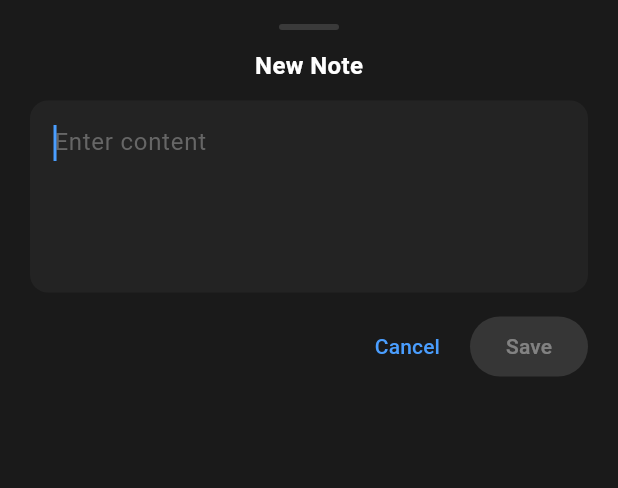
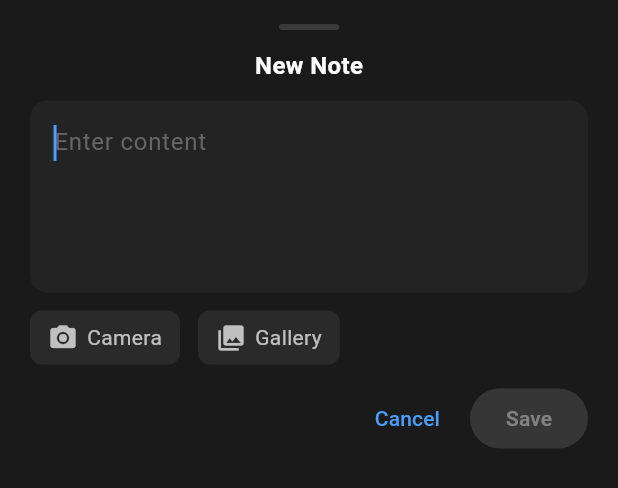
Before and after one commit to intelli-bruce/drop, a Flutter app: the NoteComposerSheet widget shown alone on an empty page, opened directly, on a phone screen of 412 x 824 dp. Shown: the top 488 px of the screen. Run offline on Flutter 3.47's test engine with Material 3 defaults, Android fonts, the phone set to English and light mode, and no system bars; our stand-ins replace app_links, audioplayers, cached_network_image, dio, flutter_riverpod, flutter_slidable and 7 more; missing offline and left inert: receive_sharing_intent, record; accounts and stored records are empty; generated files the repository leaves out were written again; network calls fail.

Commit message:
feat(mobile): add camera and gallery image picker
- Add camera capture button to note composer
- Add gallery multi-image picker button
- Add iOS permissions for camera and photo library
- Add image_picker dependency

```diff
--- a/apps/mobile/lib/presentation/widgets/note_composer_sheet.dart
+++ b/apps/mobile/lib/presentation/widgets/note_composer_sheet.dart
@@ -2,6 +2,7 @@ import 'dart:io';
 
 import 'package:flutter/material.dart';
 import 'package:flutter_riverpod/flutter_riverpod.dart';
+import 'package:image_picker/image_picker.dart';
 import 'package:receive_sharing_intent/receive_sharing_intent.dart';
 import 'package:drop_mobile/data/models/models.dart';
 import 'package:drop_mobile/data/repositories/attachments_repository.dart';
@@ -27,6 +28,7 @@ class NoteComposerSheet extends ConsumerStatefulWidget {
 
 class _NoteComposerSheetState extends ConsumerState<NoteComposerSheet> {
   late final TextEditingController _controller;
+  final ImagePicker _imagePicker = ImagePicker();
   bool _isSaving = false;
   List<SharedMediaFile> _pendingMedia = [];
 
@@ -62,6 +64,51 @@ class _NoteComposerSheetState extends ConsumerState<NoteComposerSheet> {
     });
   }
 
+  Future<void> _pickFromCamera() async {
+    try {
+      final XFile? image = await _imagePicker.pickImage(
+        source: ImageSource.camera,
+        imageQuality: 85,
+      );
+      if (image != null) {
+        setState(() {
+          _pendingMedia.add(
+            SharedMediaFile(path: image.path, type: SharedMediaType.image),
+          );
+        });
+      }
+    } catch (e) {
+      if (mounted) {
+        ScaffoldMessenger.of(
+          context,
+        ).showSnackBar(SnackBar(content: Text('Failed to access camera: $e')));
+      }
+    }
+  }
+
+  Future<void> _pickFromGallery() async {
+    try {
+      final List<XFile> images = await _imagePicker.pickMultiImage(
+        imageQuality: 85,
+      );
+      if (images.isNotEmpty) {
+        setState(() {
+          for (final image in images) {
+            _pendingMedia.add(
+              SharedMediaFile(path: image.path, type: SharedMediaType.image),
+            );
+          }
+        });
+      }
+    } catch (e) {
+      if (mounted) {
+        ScaffoldMessenger.of(
+          context,
+        ).showSnackBar(SnackBar(content: Text('Failed to access gallery: $e')));
+      }
+    }
+  }
+
   Future<void> _save() async {
     if (_isSaving) return;
 
@@ -74,16 +121,14 @@ class _NoteComposerSheetState extends ConsumerState<NoteComposerSheet> {
 
     try {
       if (_isEditing) {
-        await ref.read(notesProvider.notifier).updateNote(
-              widget.note!.id,
-              content,
-            );
+        await ref
+            .read(notesProvider.notifier)
+            .updateNote(widget.note!.id, content);
       } else {
         // Create note first
-        final note = await ref.read(notesProvider.notifier).createNote(
-              content: content,
-              parentId: widget.parentId,
-            );
+        final note = await ref
+            .read(notesProvider.notifier)
+            .createNote(content: content, parentId: widget.parentId);
 
         // Upload attachments
         final attachmentsRepo = ref.read(attachmentsRepositoryProvider);
@@ -98,10 +143,9 @@ class _NoteComposerSheetState extends ConsumerState<NoteComposerSheet> {
                   noteId: note.id,
                   file: file,
                 );
-                ref.read(notesProvider.notifier).addAttachmentToNote(
-                      note.id,
-                      attachment,
-                    );
+                ref
+                    .read(notesProvider.notifier)
+                    .addAttachmentToNote(note.id, attachment);
                 break;
               case SharedMediaType.video:
                 final attachment = await attachmentsRepo.createFileAttachment(
@@ -109,10 +153,9 @@ class _NoteComposerSheetState extends ConsumerState<NoteComposerSheet> {
                   file: file,
                   type: 'video',
                 );
-                ref.read(notesProvider.notifier).addAttachmentToNote(
-                      note.id,
-                      attachment,
-                    );
+                ref
+                    .read(notesProvider.notifier)
+                    .addAttachmentToNote(note.id, attachment);
                 break;
               case SharedMediaType.file:
                 final attachment = await attachmentsRepo.createFileAttachment(
@@ -120,10 +163,9 @@ class _NoteComposerSheetState extends ConsumerState<NoteComposerSheet> {
                   file: file,
                   type: 'file',
                 );
-                ref.read(notesProvider.notifier).addAttachmentToNote(
-                      note.id,
-                      attachment,
-                    );
+                ref
+                    .read(notesProvider.notifier)
+                    .addAttachmentToNote(note.id, attachment);
                 break;
               case SharedMediaType.text:
               case SharedMediaType.url:
@@ -139,9 +181,9 @@ class _NoteComposerSheetState extends ConsumerState<NoteComposerSheet> {
       if (mounted) Navigator.pop(context, true);
     } catch (e) {
       if (mounted) {
-        ScaffoldMessenger.of(context).showSnackBar(
-          SnackBar(content: Text('Failed to save: $e')),
-        );
+        ScaffoldMessenger.of(
+          context,
+        ).showSnackBar(SnackBar(content: Text('Failed to save: $e')));
       }
     } finally {
       if (mounted) {
@@ -256,6 +298,26 @@ class _NoteComposerSheetState extends ConsumerState<NoteComposerSheet> {
             onChanged: (_) => setState(() {}),
           ),
           const SizedBox(height: 12),
+          // Media picker buttons (only show when not editing)
+          if (!_isEditing) ...[
+            Row(
+              children: [
+                _buildMediaButton(
+                  icon: Icons.camera_alt,
+                  label: 'Camera',
+                  onPressed: _isSaving ? null : _pickFromCamera,
+                ),
+                const SizedBox(width: 12),
+                _buildMediaButton(
+                  icon: Icons.photo_library,
+                  label: 'Gallery',
+                  onPressed: _isSaving ? null : _pickFromGallery,
+                ),
+                const Spacer(),
+              ],
+            ),
+            const SizedBox(height: 12),
+          ],
           Row(
             mainAxisAlignment: MainAxisAlignment.end,
             children: [
@@ -275,17 +337,48 @@ class _NoteComposerSheetState extends ConsumerState<NoteComposerSheet> {
     );
   }
 
+  Widget _buildMediaButton({
+    required IconData icon,
+    required String label,
+    required VoidCallback? onPressed,
+  }) {
+    return Material(
+      color: const Color(0xFF2A2A2A),
+      borderRadius: BorderRadius.circular(8),
+      child: InkWell(
+        onTap: onPressed,
+        borderRadius: BorderRadius.circular(8),
+        child: Padding(
+          padding: const EdgeInsets.symmetric(horizontal: 12, vertical: 8),
+          child: Row(
+            mainAxisSize: MainAxisSize.min,
+            children: [
+              Icon(
+                icon,
+                size: 20,
+                color: onPressed == null ? Colors.grey : Colors.white70,
+              ),
+              const SizedBox(width: 6),
+              Text(
+                label,
+                style: TextStyle(
+                  color: onPressed == null ? Colors.grey : Colors.white70,
+                  fontSize: 14,
+                ),
+              ),
+            ],
+          ),
+        ),
+      ),
+    );
+  }
+
   Widget _buildMediaPreview(SharedMediaFile media) {
     switch (media.type) {
       case SharedMediaType.image:
         final file = File(media.path);
         if (file.existsSync()) {
-          return Image.file(
-            file,
-            width: 100,
-            height: 100,
-            fit: BoxFit.cover,
-          );
+          return Image.file(file, width: 100, height: 100, fit: BoxFit.cover);
         }
         return _buildPlaceholder(Icons.image);
       case SharedMediaType.video:
@@ -325,11 +418,7 @@ class _NoteComposerSheetState extends ConsumerState<NoteComposerSheet> {
       width: 100,
       height: 100,
       color: const Color(0xFF2A2A2A),
-      child: Icon(
-        icon,
-        color: Colors.grey,
-        size: 32,
-      ),
+      child: Icon(icon, color: Colors.grey, size: 32),
     );
   }
 }
--- a/apps/mobile/pubspec.yaml
+++ b/apps/mobile/pubspec.yaml
@@ -52,6 +52,7 @@ dependencies:
   video_player: ^2.10.1
   flutter_slidable: ^4.0.3
   cached_network_image: ^3.4.1
+  image_picker: ^1.1.2
 
 dev_dependencies:
   flutter_test:
```
Also changed, not shown: apps/mobile/pubspec.lock, 1 other file.
